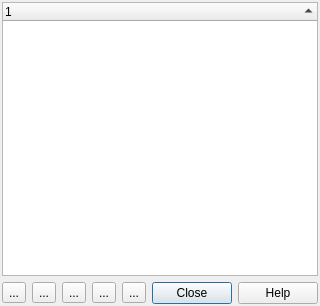
This is src/ui/qgsidentifyresultsbase.ui in qgis/QGIS as Qt 5 draws it before an edit. The edited form follows.
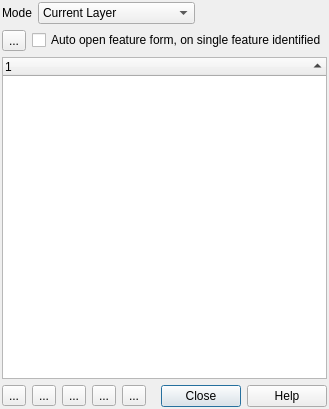
This is the edited form. Icons and pictures are not drawn.

Commit message: [Identify] Expand first feature

```diff
--- a/src/ui/qgsidentifyresultsbase.ui
+++ b/src/ui/qgsidentifyresultsbase.ui
@@ -6,8 +6,8 @@
    <rect>
     <x>0</x>
     <y>0</y>
-    <width>304</width>
-    <height>306</height>
+    <width>313</width>
+    <height>409</height>
    </rect>
   </property>
   <property name="windowTitle">
@@ -17,6 +17,102 @@
    <property name="margin">
     <number>2</number>
    </property>
+   <item>
+    <layout class="QHBoxLayout" name="mIdentifyModeHorizontalLayout">
+     <item>
+      <widget class="QLabel" name="label_4">
+       <property name="text">
+        <string>Mode</string>
+       </property>
+      </widget>
+     </item>
+     <item>
+      <widget class="QComboBox" name="cmbIdentifyMode">
+       <item>
+        <property name="text">
+         <string>Current Layer</string>
+        </property>
+       </item>
+       <item>
+        <property name="text">
+         <string>Top Down</string>
+        </property>
+       </item>
+       <item>
+        <property name="text">
+         <string>Top Down - Stop at first</string>
+        </property>
+       </item>
+       <item>
+        <property name="text">
+         <string>-----</string>
+        </property>
+       </item>
+       <item>
+        <property name="text">
+         <string>Layer 1</string>
+        </property>
+       </item>
+       <item>
+        <property name="text">
+         <string>Layer 2</string>
+        </property>
+       </item>
+      </widget>
+     </item>
+     <item>
+      <spacer name="horizontalSpacer_43">
+       <property name="orientation">
+        <enum>Qt::Horizontal</enum>
+       </property>
+       <property name="sizeHint" stdset="0">
+        <size>
+         <width>40</width>
+         <height>20</height>
+        </size>
+       </property>
+      </spacer>
+     </item>
+    </layout>
+   </item>
+   <item>
+    <layout class="QHBoxLayout" name="horizontalLayout_2">
+     <item>
+      <widget class="QToolButton" name="mExpandToolButton_2">
+       <property name="toolTip">
+        <string>Expand tree.</string>
+       </property>
+       <property name="text">
+        <string>...</string>
+       </property>
+       <property name="icon">
+        <iconset resource="../../images/images.qrc">
+         <normaloff>:/images/themes/default/mActionToggleEditing.png</normaloff>:/images/themes/default/mActionToggleEditing.png</iconset>
+       </property>
+      </widget>
+     </item>
+     <item>
+      <widget class="QCheckBox" name="cbxAutoFeatureForm">
+       <property name="text">
+        <string>Auto open feature form, on single feature identified</string>
+       </property>
+      </widget>
+     </item>
+     <item>
+      <spacer name="horizontalSpacer_2">
+       <property name="orientation">
+        <enum>Qt::Horizontal</enum>
+       </property>
+       <property name="sizeHint" stdset="0">
+        <size>
+         <width>40</width>
+         <height>20</height>
+        </size>
+       </property>
+      </spacer>
+     </item>
+    </layout>
+   </item>
    <item>
     <widget class="QTreeWidget" name="lstResults">
      <property name="lineWidth">
```
The commit also changes 1 other file.
